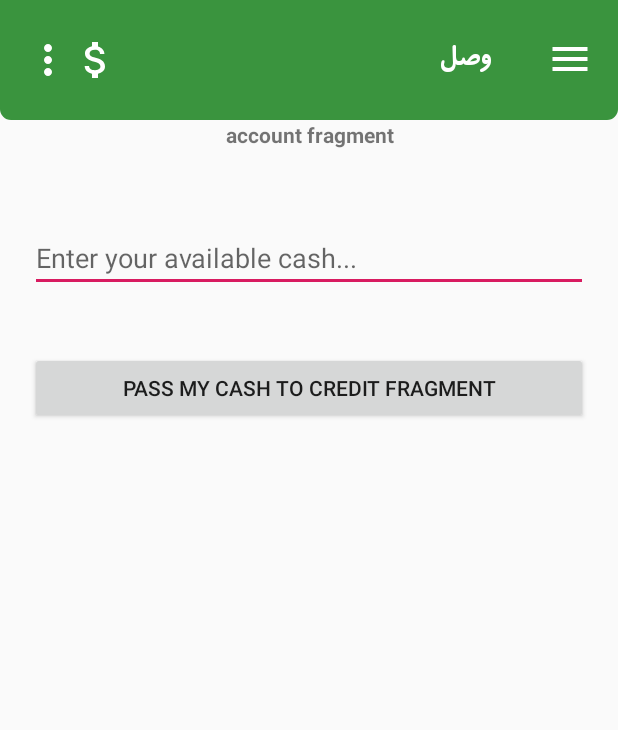
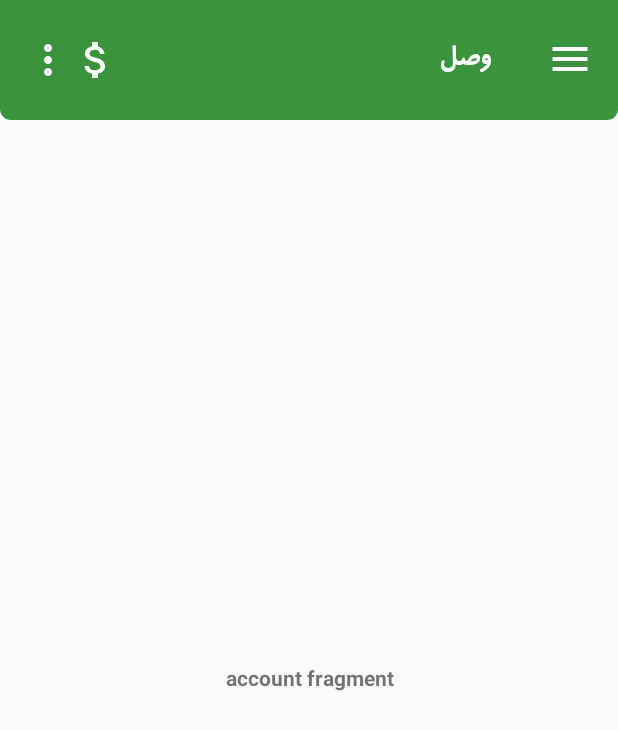
Before and after one commit to faramarzaf/Toolbar-Menu, an Android app: the fragment AccountFragment placed in its activity, in the side drawer, after a tap on "حساب بانکی", on a phone screen of 412 x 824 dp. Shown: the top 730 px of the screen. Run offline under Robolectric (Android 15) with nearby library versions, the phone set to English and light mode, and no system bars.

Commit message:
fragment bundle removed

```diff
--- a/app/src/main/java/com/faramarz/tictacdev/toolbar/toolbar/AccountFragment.java
+++ b/app/src/main/java/com/faramarz/tictacdev/toolbar/toolbar/AccountFragment.java
@@ -13,10 +13,8 @@ import android.widget.EditText;
 
 import com.faramarz.tictacdev.toolbar.R;
 
-public class AccountFragment extends Fragment implements View.OnClickListener {
+public class AccountFragment extends Fragment {
 
-    EditText edtCash;
-    Button btnPassCash;
 
     public AccountFragment() {
         // Required empty public constructor
@@ -25,26 +23,9 @@ public class AccountFragment extends Fragment implements View.OnClickListener {
 
     @Override
     public View onCreateView(LayoutInflater inflater, ViewGroup container, Bundle savedInstanceState) {
-
         View view = inflater.inflate(R.layout.fragment_account, container, false);
-        edtCash = view.findViewById(R.id.edtCash);
-        btnPassCash = view.findViewById(R.id.btnPassCash);
-        btnPassCash.setOnClickListener(this);
         return view;
 
     }
 
-
-    @Override
-    public void onClick(View v) {
-        CreditFragment fragment = new CreditFragment();
-        Bundle bundle = new Bundle();
-        String myCash = edtCash.getText().toString();
-        bundle.putString("myCash", myCash);
-        fragment.setArguments(bundle);
-        if (getFragmentManager() != null) {
-            getFragmentManager().beginTransaction().replace(R.id.frame, fragment).commit();
-        }
-
-    }
 }
--- a/app/src/main/java/com/faramarz/tictacdev/toolbar/toolbar/CreditFragment.java
+++ b/app/src/main/java/com/faramarz/tictacdev/toolbar/toolbar/CreditFragment.java
@@ -15,35 +15,20 @@ import com.faramarz.tictacdev.toolbar.R;
 
 
 public class CreditFragment extends Fragment {
-    TextView txtCash;
+
 
     public CreditFragment() {
         // Required empty public constructor
     }
 
-    @Override
-    public void onStart() {
-        super.onStart();
-    }
+
 
     @Override
     public View onCreateView(LayoutInflater inflater, ViewGroup container, Bundle savedInstanceState) {
-
         View view = inflater.inflate(R.layout.fragment_credit, container, false);
-        txtCash = view.findViewById(R.id.txtCash);
-        receiveData();
         return view;
     }
 
 
-    private void receiveData() {
-        Bundle bundle = this.getArguments();
-        String myInt ;
-        if (bundle != null) {
-            myInt = bundle.getString("myCash", "");
-            txtCash.setText(myInt);
-        }
-    }
-
 
 }
--- a/app/src/main/res/layout/fragment_account.xml
+++ b/app/src/main/res/layout/fragment_account.xml
@@ -4,10 +4,11 @@
     android:id="@+id/fragAccount"
     android:layout_width="match_parent"
     android:layout_height="match_parent"
+    android:gravity="center"
     android:orientation="vertical"
     tools:context=".toolbar.AccountFragment">
 
-    <!-- TODO: Update blank fragment layout -->
+
     <TextView
         android:layout_width="match_parent"
         android:layout_height="wrap_content"
@@ -15,27 +16,5 @@
         android:text="account fragment"
         android:textStyle="bold" />
 
-    <LinearLayout
-        android:layout_width="match_parent"
-        android:layout_height="wrap_content"
-        android:layout_marginTop="30dp"
-        android:orientation="vertical">
-
-        <EditText
-            android:id="@+id/edtCash"
-            android:layout_width="match_parent"
-            android:layout_height="wrap_content"
-            android:layout_margin="20dp"
-            android:hint="Enter your available cash..."
-            android:inputType="number" />
-
-        <Button
-            android:id="@+id/btnPassCash"
-            android:layout_width="match_parent"
-            android:layout_height="wrap_content"
-            android:layout_margin="20dp"
-            android:text="Pass my cash to credit fragment" />
-
-    </LinearLayout>
 
 </LinearLayout>
--- a/app/src/main/res/layout/fragment_credit.xml
+++ b/app/src/main/res/layout/fragment_credit.xml
@@ -1,14 +1,13 @@
 <?xml version="1.0" encoding="utf-8"?>
 <LinearLayout xmlns:android="http://schemas.android.com/apk/res/android"
     xmlns:tools="http://schemas.android.com/tools"
+    android:id="@+id/fragCredit"
     android:layout_width="match_parent"
     android:layout_height="match_parent"
+    android:gravity="center"
     android:orientation="vertical"
-    tools:context=".toolbar.AccountFragment"
-    android:id="@+id/fragCredit"
-    >
+    tools:context=".toolbar.AccountFragment">
 
-    <!-- TODO: Update blank fragment layout -->
     <TextView
         android:layout_width="match_parent"
         android:layout_height="wrap_content"
@@ -16,22 +15,5 @@
         android:text="credit fragment"
         android:textStyle="bold" />
 
-    <LinearLayout
-        android:layout_width="match_parent"
-        android:layout_height="wrap_content"
-        android:layout_marginTop="30dp"
-        android:orientation="vertical">
-
-        <TextView
-            android:id="@+id/txtCash"
-            android:layout_width="match_parent"
-            android:layout_height="wrap_content"
-            android:layout_margin="20dp"
-            android:textSize="20sp"
-            android:textColor="#10161D"
-            />
-
-
-    </LinearLayout>
 
 </LinearLayout>
```
